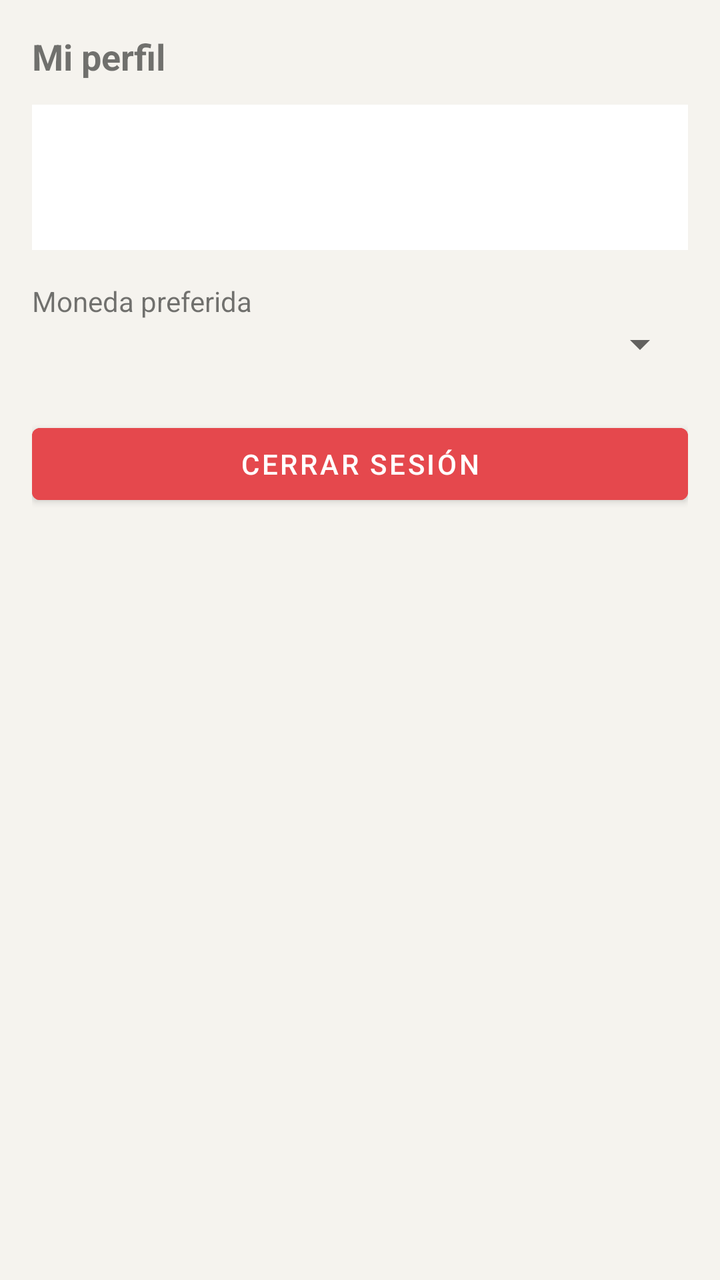
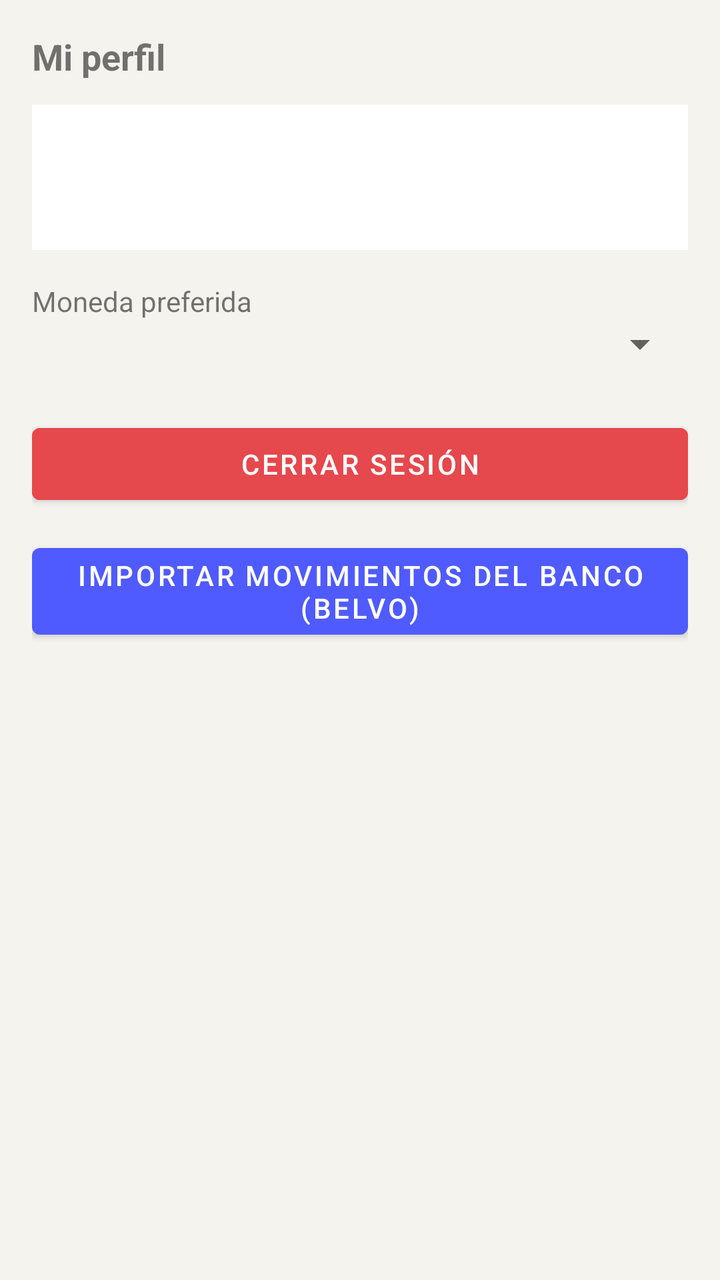

Compare the two renders of this Android layout. The source of the first and the diff that turns it into the second are given below.
<!-- AndroidManifest.xml: application theme Theme.FinAI -->
<!-- res/layout/fragment_perfil.xml -->
<?xml version="1.0" encoding="utf-8"?>
<LinearLayout xmlns:android="http://schemas.android.com/apk/res/android"
    android:layout_width="match_parent" android:layout_height="match_parent"
    android:orientation="vertical" android:background="@color/bg" android:padding="16dp">

    <TextView android:text="Mi perfil" android:textStyle="bold" android:textSize="18sp"
        android:layout_width="wrap_content" android:layout_height="wrap_content"/>

    <LinearLayout
        android:layout_width="match_parent" android:layout_height="wrap_content"
        android:orientation="vertical" android:background="@color/card"
        android:padding="16dp" android:layout_marginTop="12dp">
        <TextView android:id="@+id/tvNombre" android:textStyle="bold" android:textSize="16sp"
            android:layout_width="wrap_content" android:layout_height="wrap_content"/>
        <TextView android:id="@+id/tvEmail" android:textColor="@color/text_secondary"
            android:layout_width="wrap_content" android:layout_height="wrap_content"/>
    </LinearLayout>

    <TextView android:text="Moneda preferida" android:layout_marginTop="16dp"
        android:layout_width="wrap_content" android:layout_height="wrap_content"/>
    <Spinner android:id="@+id/spMoneda"
        android:layout_width="match_parent" android:layout_height="wrap_content"/>

    <Button
        android:id="@+id/btnCerrarSesion"
        android:text="Cerrar sesión"
        android:backgroundTint="@color/expense"
        android:layout_width="match_parent" android:layout_height="wrap_content"
        android:layout_marginTop="24dp"/>
</LinearLayout>
<!-- resources referenced by this layout -->
<resources>
  <color name="bg">#F5F3EE</color>
  <color name="card">#FFFFFF</color>
  <color name="expense">#E5484D</color>
  <color name="text_secondary">#6B7280</color>
  <style name="Theme.FinAI" parent="Theme.MaterialComponents.DayNight.NoActionBar">
          <item name="colorPrimary">@color/primary</item>
          <item name="colorPrimaryVariant">@color/primary</item>
          <item name="android:statusBarColor">@color/primary</item>
      </style>
  <color name="primary">#4F5BFF</color>
</resources>

<!-- the commit's change to res/layout/fragment_perfil.xml (unified diff, before → after) -->
@@ -27,4 +27,10 @@
         android:backgroundTint="@color/expense"
         android:layout_width="match_parent" android:layout_height="wrap_content"
         android:layout_marginTop="24dp"/>
+
+    <Button
+        android:id="@+id/btnImportarBelvo"
+        android:text="Importar movimientos del banco (Belvo)"
+        android:layout_width="match_parent" android:layout_height="wrap_content"
+        android:layout_marginTop="12dp"/>
 </LinearLayout>
